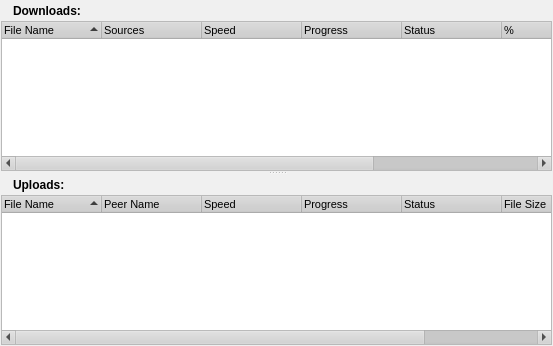
autoscatto/retroshare, file rs-Qt-gui/src/gui/TransfersDialog.ui: the form before one commit.
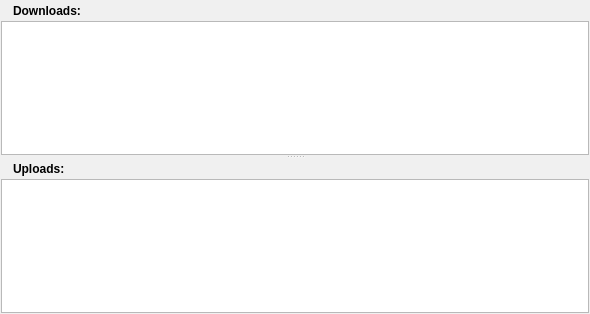
The form after the commit. Icons and pictures are not drawn.

Commit message: added for transfers Delegate method, removed QTreeWidget, use now QTreeView with Delegate. Added QProgressBar + Format Strings for Transfers items.

The edit to the form file:
```diff
--- a/rs-Qt-gui/src/gui/TransfersDialog.ui
+++ b/rs-Qt-gui/src/gui/TransfersDialog.ui
@@ -5,8 +5,8 @@
    <rect>
     <x>0</x>
     <y>0</y>
-    <width>553</width>
-    <height>346</height>
+    <width>590</width>
+    <height>314</height>
    </rect>
   </property>
   <property name="sizePolicy" >
@@ -567,7 +567,7 @@
         </layout>
        </item>
        <item row="1" column="0" colspan="2" >
-        <widget class="QTreeWidget" name="downtreeWidget" >
+        <widget class="QTreeView" name="downloadList" >
          <property name="mouseTracking" >
           <bool>true</bool>
          </property>
@@ -607,46 +607,6 @@
          <property name="allColumnsShowFocus" >
           <bool>false</bool>
          </property>
-         <column>
-          <property name="text" >
-           <string>File Name</string>
-          </property>
-         </column>
-         <column>
-          <property name="text" >
-           <string>Sources</string>
-          </property>
-         </column>
-         <column>
-          <property name="text" >
-           <string>Speed</string>
-          </property>
-         </column>
-         <column>
-          <property name="text" >
-           <string>Progress</string>
-          </property>
-         </column>
-         <column>
-          <property name="text" >
-           <string>Status</string>
-          </property>
-         </column>
-         <column>
-          <property name="text" >
-           <string>%</string>
-          </property>
-         </column>
-         <column>
-          <property name="text" >
-           <string>File Size</string>
-          </property>
-         </column>
-         <column>
-          <property name="text" >
-           <string>Completed</string>
-          </property>
-         </column>
         </widget>
        </item>
       </layout>
@@ -660,45 +620,10 @@
         <number>0</number>
        </property>
        <item row="1" column="0" colspan="2" >
-        <widget class="QTreeWidget" name="uptreeWidget" >
+        <widget class="QTreeView" name="uploadsList" >
          <property name="sortingEnabled" >
           <bool>true</bool>
          </property>
-         <column>
-          <property name="text" >
-           <string>File Name</string>
-          </property>
-         </column>
-         <column>
-          <property name="text" >
-           <string>Peer Name</string>
-          </property>
-         </column>
-         <column>
-          <property name="text" >
-           <string>Speed</string>
-          </property>
-         </column>
-         <column>
-          <property name="text" >
-           <string>Progress</string>
-          </property>
-         </column>
-         <column>
-          <property name="text" >
-           <string>Status</string>
-          </property>
-         </column>
-         <column>
-          <property name="text" >
-           <string>File Size</string>
-          </property>
-         </column>
-         <column>
-          <property name="text" >
-           <string>Completed</string>
-          </property>
-         </column>
         </widget>
        </item>
        <item row="0" column="1" >
```
Left out of the diff: 2 changed lines with no effect on the pictures. The commit also changes 3 other files.
